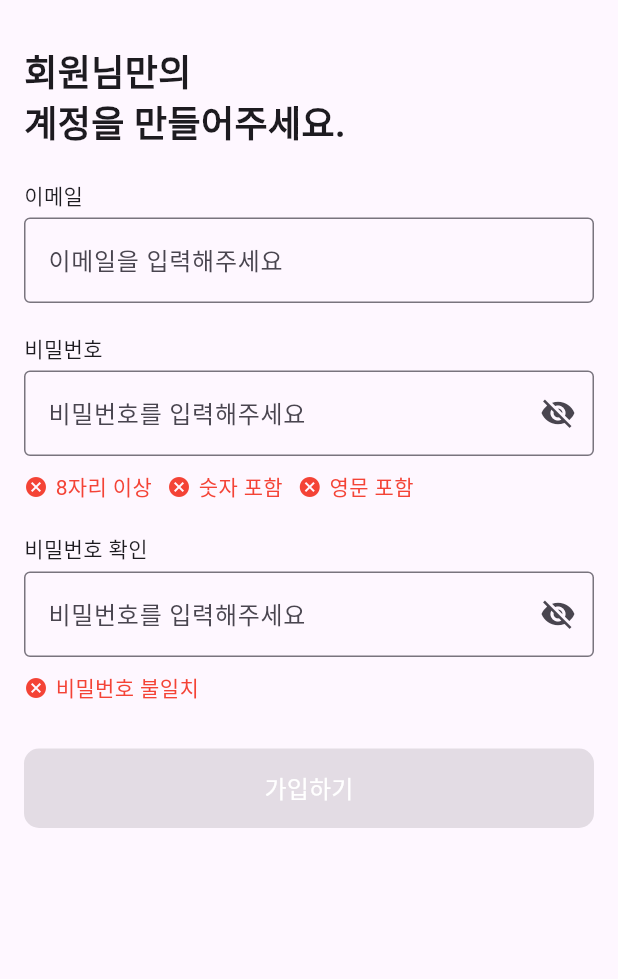
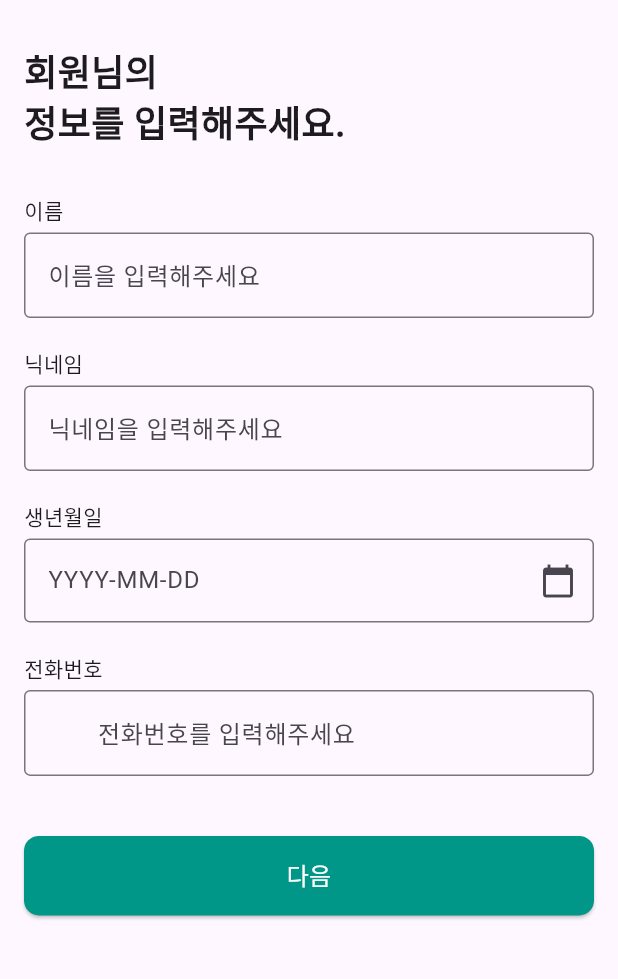
Before and after one commit to kshLithium/readlog, a Flutter app: the screen it shows after launch, after a tap on "로그인하기", after a tap on "회원가입", on a phone screen of 412 x 824 dp, the part 63-1042 px from its top. Run offline on Flutter 3.47's test engine with Material 3 defaults, Android fonts, the phone set to English and light mode, and no system bars; our stand-ins replace cloud_firestore, firebase_auth, firebase_core, google_fonts, image_picker, shared_preferences; accounts and stored records are empty; network calls fail.

Commit message:
회원가입 개선 - 이름 닉네임 등 입력받게 수정 - 입력정보들의 검증로직 추가 및 개선

```diff
--- a/lib/main.dart
+++ b/lib/main.dart
@@ -1,4 +1,5 @@
 import 'package:flutter/material.dart';
+import 'package:flutter_localizations/flutter_localizations.dart';
 import 'package:readlog/screens/splash_screen.dart';
 import 'firebase_options.dart';
 import 'package:firebase_core/firebase_core.dart';
@@ -62,6 +63,15 @@ class MyApp extends StatelessWidget {
           );
         },
       ),
+      localizationsDelegates: const [
+        GlobalMaterialLocalizations.delegate,
+        GlobalWidgetsLocalizations.delegate,
+        GlobalCupertinoLocalizations.delegate,
+      ],
+      supportedLocales: const [
+        Locale('ko', 'KR'),
+        Locale('en', 'US'),
+      ],
     );
   }
 
--- a/lib/screens/home_screen.dart
+++ b/lib/screens/home_screen.dart
@@ -143,9 +143,6 @@ class HomeScreen extends StatelessWidget {
                       final daysSinceStart = startDate != null
                           ? now.difference(startDate.toDate()).inDays + 1
                           : 1;
-
-                      final screenHeight = MediaQuery.of(context).size.height;
-                      final imageHeight = screenHeight * 0.35;
 
                       return GestureDetector(
                         onTap: () {
--- a/lib/screens/login_screen.dart
+++ b/lib/screens/login_screen.dart
@@ -1,9 +1,9 @@
 import 'package:flutter/material.dart';
-import 'signup_screen.dart';
 import 'package:firebase_auth/firebase_auth.dart';
 import 'reset_password_screen.dart';
 import 'main_layout.dart';
 import '../services/api_config.dart';
+import 'user_info_screen.dart';
 
 class LoginScreen extends StatefulWidget {
   const LoginScreen({Key? key}) : super(key: key);
@@ -115,7 +115,7 @@ class _LoginScreenState extends State<LoginScreen> {
                     Navigator.push(
                       context,
                       MaterialPageRoute(
-                        builder: (context) => const SignUpScreen(),
+                        builder: (context) => const UserInfoScreen(),
                       ),
                     );
                   },
--- /dev/null
+++ b/lib/screens/user_info_screen.dart
@@ -0,0 +1,235 @@
+import 'package:flutter/material.dart';
+import 'package:flutter/services.dart';
+import '../utils/phone_number_formatter.dart';
+import 'signup_screen.dart';
+
+class UserInfoScreen extends StatefulWidget {
+  const UserInfoScreen({Key? key}) : super(key: key);
+
+  @override
+  _UserInfoScreenState createState() => _UserInfoScreenState();
+}
+
+class _UserInfoScreenState extends State<UserInfoScreen> {
+  final TextEditingController _nameController = TextEditingController();
+  final TextEditingController _nicknameController = TextEditingController();
+  final TextEditingController _birthController = TextEditingController();
+  final TextEditingController _phoneController = TextEditingController();
+  String? _nicknameError;
+  String? _nameError;
+
+  void _validateNickname() {
+    final nickname = _nicknameController.text;
+
+    setState(() {
+      if (nickname.isEmpty) {
+        _nicknameError = '닉네임을 입력해주세요';
+        return;
+      }
+
+      // 한글 문자 수 계산
+      int koreanCount = RegExp(r'[가-힣]').allMatches(nickname).length;
+      // 영문 문자 수 계산
+      int englishCount = RegExp(r'[a-zA-Z0-9]').allMatches(nickname).length;
+      // 허용되지 않는 문자 검사
+      bool hasInvalidChars = RegExp(r'[^a-zA-Z0-9가-힣]').hasMatch(nickname);
+
+      if (hasInvalidChars) {
+        _nicknameError = '한글, 영문, 숫자만 사용 가능합니다';
+      } else if (koreanCount > 0 && nickname.length > 10) {
+        _nicknameError = '한글이 포함된 닉네임은 10자 이내여야 합니다';
+      } else if (koreanCount == 0 && englishCount > 0 && nickname.length > 20) {
+        _nicknameError = '영문/숫자 닉네임은 20자 이내여야 합니다';
+      } else if (koreanCount == 0 && englishCount == 0) {
+        _nicknameError = '한글, 영문, 숫자 중 하나를 포함해야 합니다';
+      } else {
+        _nicknameError = null;
+      }
+    });
+  }
+
+  void _validateName() {
+    final name = _nameController.text;
+    final koreanOnly = RegExp(r'^[가-힣]+$');
+    final englishOnly = RegExp(r'^[a-zA-Z]+$');
+
+    setState(() {
+      if (name.isEmpty) {
+        _nameError = '이름을 입력해주세요';
+      } else if (!koreanOnly.hasMatch(name) && !englishOnly.hasMatch(name)) {
+        _nameError = '한글 또는 영문으로만 입력해주세요';
+      } else {
+        _nameError = null;
+      }
+    });
+  }
+
+  Future<void> _selectDate() async {
+    final DateTime? picked = await showDatePicker(
+      context: context,
+      initialDate: DateTime.now(),
+      firstDate: DateTime(1900),
+      lastDate: DateTime.now(),
+      locale: const Locale('ko', 'KR'),
+    );
+    if (picked != null) {
+      setState(() {
+        _birthController.text =
+            "${picked.year}-${picked.month.toString().padLeft(2, '0')}-${picked.day.toString().padLeft(2, '0')}";
+      });
+    }
+  }
+
+  void _navigateToSignUp() {
+    if (_nameController.text.isEmpty ||
+        _nicknameController.text.isEmpty ||
+        _birthController.text.isEmpty ||
+        _phoneController.text.isEmpty) {
+      ScaffoldMessenger.of(context).showSnackBar(
+        const SnackBar(content: Text('모든 정보를 입력해주세요')),
+      );
+      return;
+    }
+
+    if (_nicknameError != null) {
+      ScaffoldMessenger.of(context).showSnackBar(
+        const SnackBar(content: Text('닉네임 형식을 확인해주세요')),
+      );
+      return;
+    }
+
+    Navigator.push(
+      context,
+      MaterialPageRoute(
+        builder: (context) => SignUpScreen(
+          userInfo: {
+            'name': _nameController.text,
+            'nickname': _nicknameController.text,
+            'birthDate': _birthController.text,
+            'phone': _phoneController.text,
+          },
+        ),
+      ),
+    );
+  }
+
+  @override
+  void initState() {
+    super.initState();
+    _nicknameController.addListener(_validateNickname);
+    _nameController.addListener(_validateName);
+  }
+
+  @override
+  void dispose() {
+    _nameController.dispose();
+    _nicknameController.dispose();
+    _birthController.dispose();
+    _phoneController.dispose();
+    super.dispose();
+  }
+
+  @override
+  Widget build(BuildContext context) {
+    return Scaffold(
+      appBar: AppBar(
+        title: const Text('회원가입'),
+      ),
+      body: SingleChildScrollView(
+        padding: const EdgeInsets.all(16.0),
+        child: Column(
+          crossAxisAlignment: CrossAxisAlignment.start,
+          children: [
+            const Text(
+              '회원님의\n정보를 입력해주세요.',
+              style: TextStyle(fontSize: 24.0, fontWeight: FontWeight.bold),
+            ),
+            const SizedBox(height: 30.0),
+
+            // 이름 입력
+            const Text('이름'),
+            const SizedBox(height: 5.0),
+            TextField(
+              controller: _nameController,
+              decoration: InputDecoration(
+                hintText: '이름을 입력해주세요',
+                border: const OutlineInputBorder(),
+                errorText: _nameError,
+              ),
+            ),
+            const SizedBox(height: 20.0),
+
+            // 닉네임 입력
+            const Text('닉네임'),
+            const SizedBox(height: 5.0),
+            TextField(
+              controller: _nicknameController,
+              decoration: InputDecoration(
+                hintText: '닉네임을 입력해주세요',
+                border: const OutlineInputBorder(),
+                errorText: _nicknameError,
+              ),
+            ),
+            const SizedBox(height: 20.0),
+
+            // 생년월일 입력
+            const Text('생년월일'),
+            const SizedBox(height: 5.0),
+            GestureDetector(
+              onTap: _selectDate,
+              child: AbsorbPointer(
+                child: TextField(
+                  controller: _birthController,
+                  decoration: const InputDecoration(
+                    hintText: 'YYYY-MM-DD',
+                    border: OutlineInputBorder(),
+                    suffixIcon: Icon(Icons.calendar_today),
+                  ),
+                ),
+              ),
+            ),
+            const SizedBox(height: 20.0),
+
+            // 전화번호 입력
+            const Text('전화번호'),
+            const SizedBox(height: 5.0),
+            TextField(
+              controller: _phoneController,
+              keyboardType: TextInputType.phone,
+              decoration: const InputDecoration(
+                hintText: '전화번호를 입력해주세요',
+                border: OutlineInputBorder(),
+                prefixText: '+82 ',
+              ),
+              inputFormatters: [
+                FilteringTextInputFormatter.digitsOnly,
+                LengthLimitingTextInputFormatter(11),
+                PhoneNumberFormatter(),
+              ],
+            ),
+            const SizedBox(height: 40.0),
+
+            // 다음 버튼
+            SizedBox(
+              width: double.infinity,
+              child: ElevatedButton(
+                onPressed: _navigateToSignUp,
+                style: ElevatedButton.styleFrom(
+                  backgroundColor: Colors.teal,
+                  padding: const EdgeInsets.symmetric(vertical: 15.0),
+                  shape: RoundedRectangleBorder(
+                    borderRadius: BorderRadius.circular(10.0),
+                  ),
+                ),
+                child: const Text(
+                  '다음',
+                  style: TextStyle(fontSize: 16.0, color: Colors.white),
+                ),
+              ),
+            ),
+          ],
+        ),
+      ),
+    );
+  }
+}
--- a/pubspec.yaml
+++ b/pubspec.yaml
@@ -30,6 +30,8 @@ environment:
 dependencies:
   flutter:
     sdk: flutter
+  flutter_localizations:
+    sdk: flutter
 
 
   # The following adds the Cupertino Icons font to your application.
@@ -43,7 +45,7 @@ dependencies:
   cloud_firestore: ^5.5.0
   google_fonts: ^6.1.0
   shared_preferences: ^2.3.3
-  intl: ^0.20.1
+  intl: ^0.19.0
 
 dev_dependencies:
   flutter_test:
```
Also changed, not shown: lib/screens/signup_screen.dart (+146 -34 lines), lib/utils/phone_number_formatter.dart (added, +36 -0 lines), pubspec.lock.
